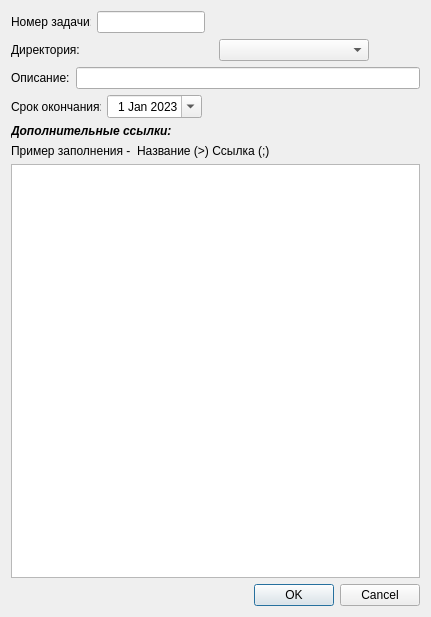
Old version of the form ui_task.ui in the repository ShiragG/TaskManager.
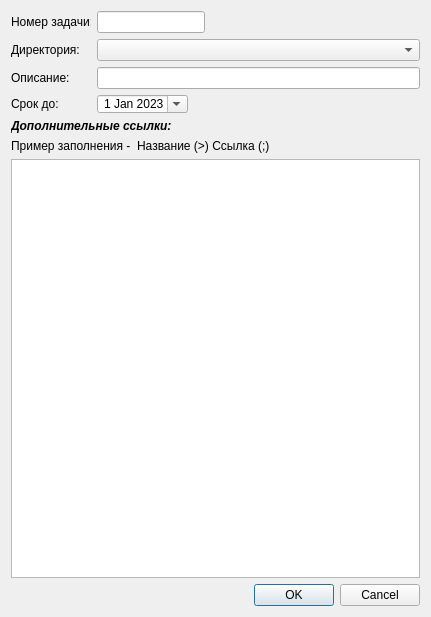
New version of the form. Icons and pictures are not drawn.

```diff
--- a/ui_task.ui
+++ b/ui_task.ui
@@ -17,6 +17,15 @@
    <iconset resource="resources.qrc">
     <normaloff>:/icons/src/icons/ico/light/paw.ico</normaloff>:/icons/src/icons/ico/light/paw.ico</iconset>
   </property>
+  <property name="styleSheet">
+   <string notr="true">*{
+border-width: 1px;
+}
+#Task{
+backgound-color: rgb(168, 168, 168)
+}
+</string>
+  </property>
   <layout class="QVBoxLayout" name="verticalLayout">
    <item>
     <layout class="QHBoxLayout" name="horizontalLayout">
@@ -58,12 +67,9 @@
     </layout>
    </item>
    <item>
-    <layout class="QHBoxLayout" name="horizontalLayout_2">
-     <property name="sizeConstraint">
-      <enum>QLayout::SetDefaultConstraint</enum>
-     </property>
-     <item alignment="Qt::AlignLeft">
-      <widget class="QLabel" name="label">
+    <layout class="QHBoxLayout" name="horizontalLayout_5">
+     <item>
+      <widget class="QLabel" name="label_task_description_2">
        <property name="minimumSize">
         <size>
          <width>80</width>
@@ -81,27 +87,8 @@
        </property>
       </widget>
      </item>
-     <item alignment="Qt::AlignLeft">
-      <widget class="QComboBox" name="dir_name">
-       <property name="sizePolicy">
-        <sizepolicy hsizetype="Expanding" vsizetype="Fixed">
-         <horstretch>0</horstretch>
-         <verstretch>0</verstretch>
-        </sizepolicy>
-       </property>
-       <property name="minimumSize">
-        <size>
-         <width>150</width>
-         <height>20</height>
-        </size>
-       </property>
-       <property name="maximumSize">
-        <size>
-         <width>150</width>
-         <height>25</height>
-        </size>
-       </property>
-      </widget>
+     <item>
+      <widget class="QComboBox" name="dir_name"/>
      </item>
     </layout>
    </item>
@@ -109,6 +96,18 @@
     <layout class="QHBoxLayout" name="horizontalLayout_3">
      <item>
       <widget class="QLabel" name="label_task_description">
+       <property name="minimumSize">
+        <size>
+         <width>80</width>
+         <height>0</height>
+        </size>
+       </property>
+       <property name="maximumSize">
+        <size>
+         <width>80</width>
+         <height>16777215</height>
+        </size>
+       </property>
        <property name="text">
         <string>Описание:</string>
        </property>
@@ -139,14 +138,20 @@
          <verstretch>0</verstretch>
         </sizepolicy>
        </property>
+       <property name="minimumSize">
+        <size>
+         <width>80</width>
+         <height>0</height>
+        </size>
+       </property>
        <property name="maximumSize">
         <size>
-         <width>90</width>
+         <width>80</width>
          <height>16777215</height>
         </size>
        </property>
        <property name="text">
-        <string>Срок окончания:</string>
+        <string>Срок до:</string>
        </property>
        <property name="alignment">
         <set>Qt::AlignLeading|Qt::AlignLeft|Qt::AlignVCenter</set>
```
Left out of the diff: 2 changed lines with no effect on the pictures.
